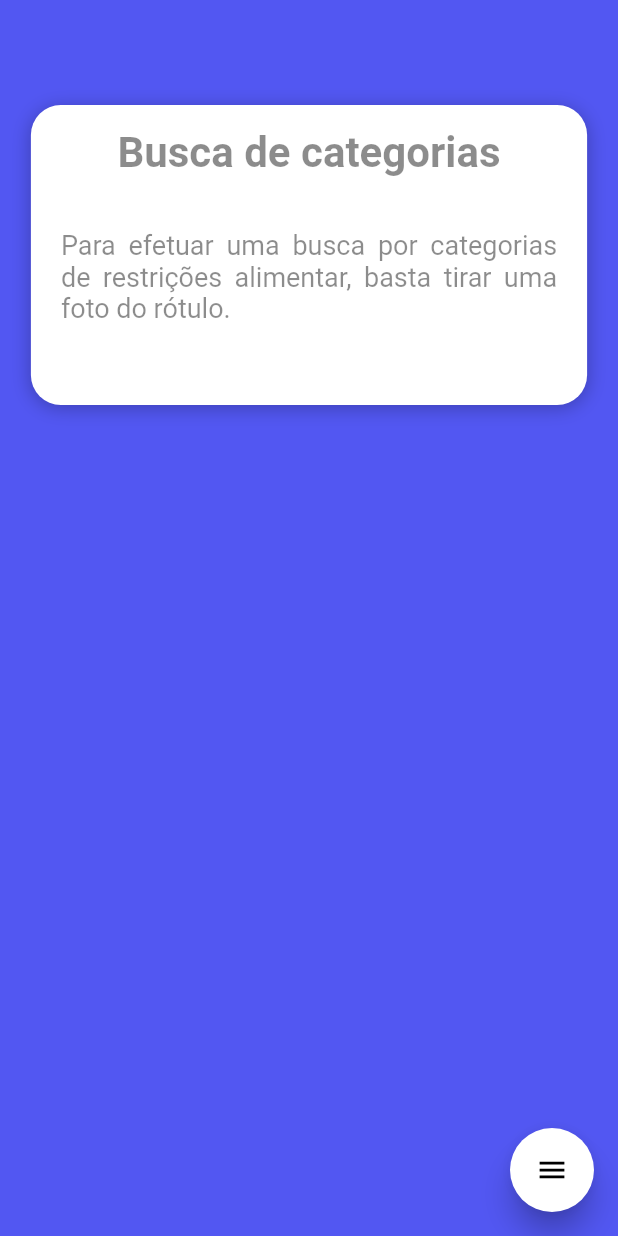
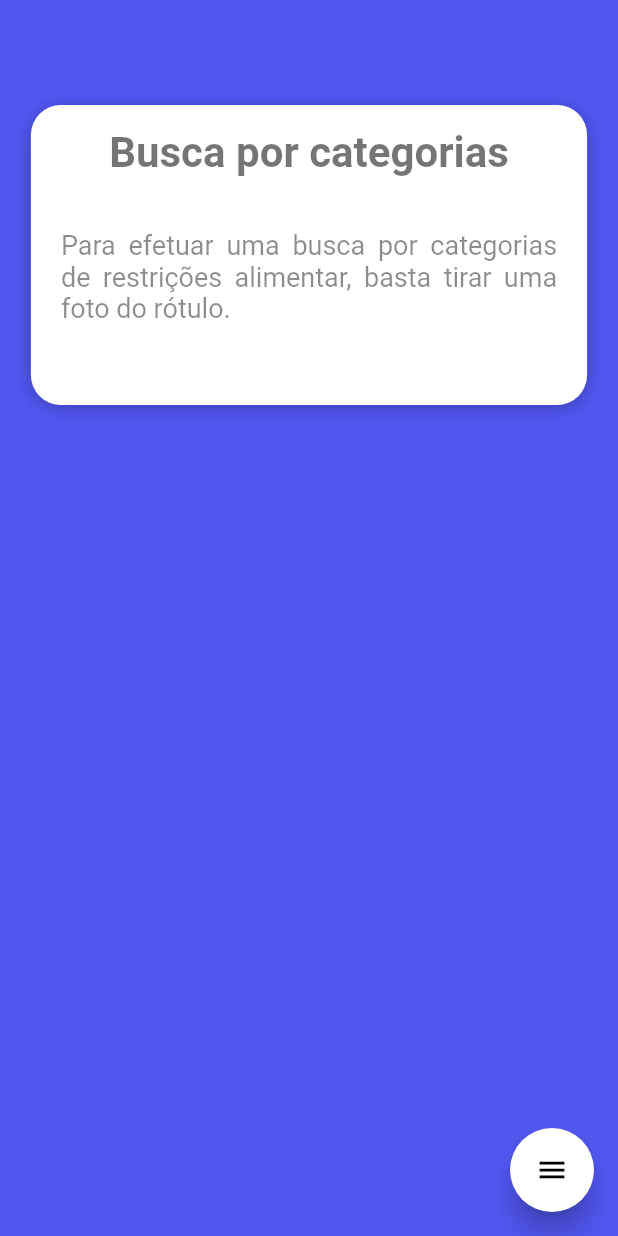
Before and after one commit to jerielverissimo/intolera, a Flutter app: the CameraPreviewScreen widget shown alone on an empty page, opened directly, on a phone screen of 412 x 824 dp. Run offline on Flutter 3.47's test engine with Material 2 defaults, Android fonts, the phone set to English and light mode, and no system bars; drawn by our look-alikes of flutter_speed_dial; our stand-ins replace bloc, dartz, data_connection_checker, equatable, firebase_auth, flutter_bloc and 6 more; missing offline and left inert: firebase_ml_vision; accounts and stored records are empty.

Commit message:
Change title

```diff
--- a/lib/features/text_recognition/presentation/pages/camera_preview_screen.dart
+++ b/lib/features/text_recognition/presentation/pages/camera_preview_screen.dart
@@ -121,9 +121,9 @@ class _CameraPreviewScreen extends State<CameraPreviewScreen> {
                                   Padding(
                                     padding: EdgeInsets.all(15.0),
                                     child: Text(
-                                      'Busca de categorias',
+                                      'Busca por categorias',
                                       style: TextStyle(
-                                        color: Colors.black45,
+                                        color: Colors.black54,
                                         fontSize: 28.0,
                                         fontWeight: FontWeight.bold,
                                       ),
```
